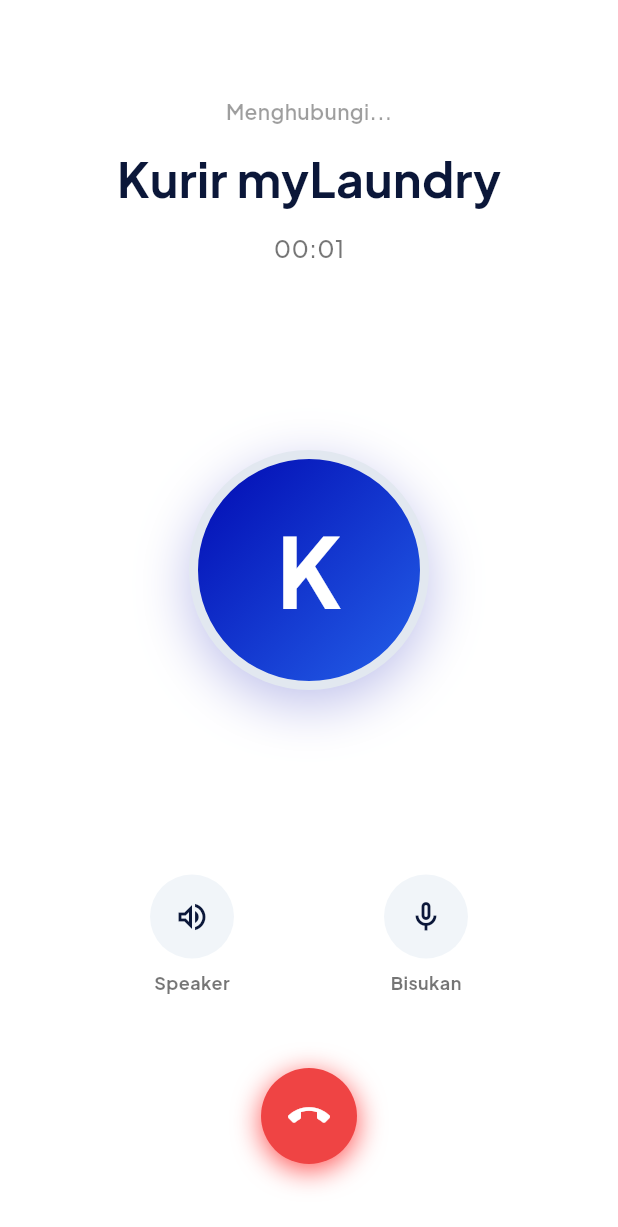
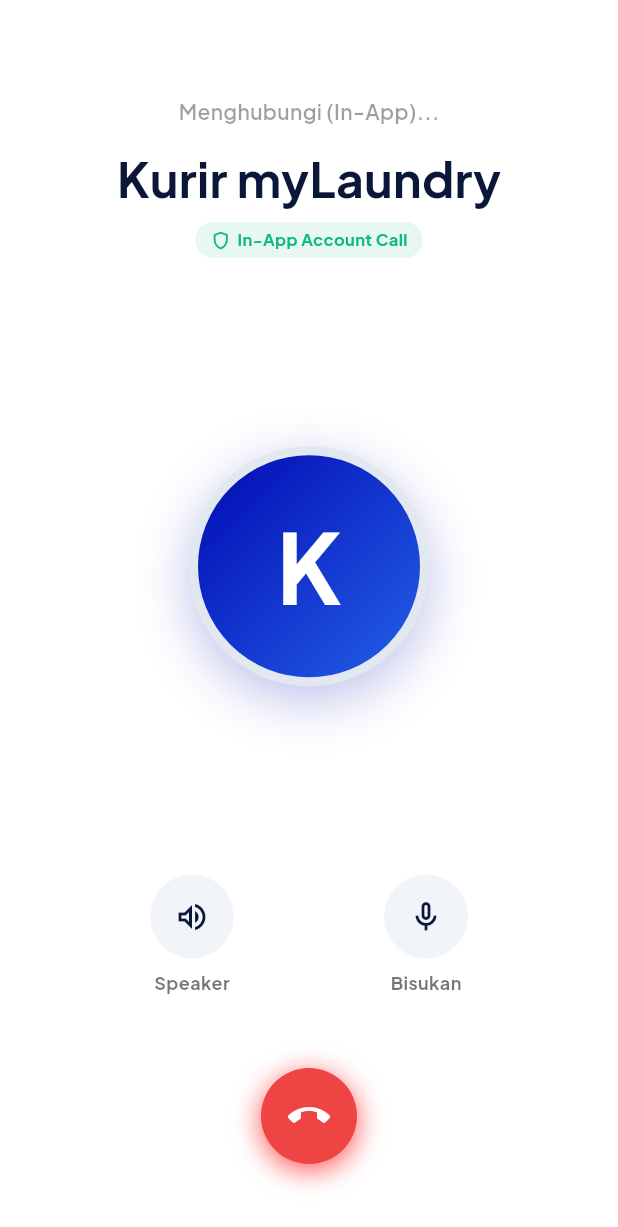
Before and after one commit to bntngridp/customer-myLaundry, a Flutter app: the ActiveOrderView screen opened directly, after a tap on the "phone" icon, on a phone screen of 412 x 824 dp. Shown: the top 1227 px of the screen. Run offline on Flutter 3.47's test engine with Material 3 defaults, Android fonts, the phone set to English and light mode, and no system bars; our stand-ins replace google_fonts, google_maps_flutter, google_sign_in, shared_preferences; missing offline and left inert: dart:html; accounts and stored records are empty; network calls fail.

Commit message:
feat: implement real in-app call signaling via WebSocket + chat real API integration
- Add CallSignalingService (WebSocket-based in-app call signaling)
- Update CustomerCallView: real WebSocket signaling, url_launcher fallback for phone dialer
- Update active_order_view.dart: pass orderId + targetUserId to CustomerCallView
- Chat: already committed, CustomerChatView fully connected to backend REST API

```diff
--- /dev/null
+++ b/lib/data/services/call_signaling_service.dart
@@ -0,0 +1,148 @@
+import 'dart:async';
+import 'dart:convert';
+import 'dart:io';
+import 'package:flutter/foundation.dart';
+
+class CallMessage {
+  final String type; // "CALL_OFFER", "CALL_RINGING", "CALL_ANSWER", "CALL_REJECT", "CALL_END", "ICE_CANDIDATE"
+  final int callerUserId;
+  final int targetUserId;
+  final int orderId;
+  final String callerName;
+  final String sdp;
+  final String reason;
+
+  CallMessage({
+    required this.type,
+    required this.callerUserId,
+    required this.targetUserId,
+    required this.orderId,
+    this.callerName = '',
+    this.sdp = '',
+    this.reason = '',
+  });
+
+  factory CallMessage.fromJson(Map<String, dynamic> json) {
+    return CallMessage(
+      type: json['type'] ?? '',
+      callerUserId: json['caller_user_id'] ?? 0,
+      targetUserId: json['target_user_id'] ?? 0,
+      orderId: json['order_id'] ?? 0,
+      callerName: json['caller_name'] ?? '',
+      sdp: json['sdp'] ?? '',
+      reason: json['reason'] ?? '',
+    );
+  }
+
+  Map<String, dynamic> toJson() {
+    return {
+      'type': type,
+      'caller_user_id': callerUserId,
+      'target_user_id': targetUserId,
+      'order_id': orderId,
+      'caller_name': callerName,
+      'sdp': sdp,
+      'reason': reason,
+    };
+  }
+}
+
+class CallSignalingService {
+  static String get wsUrl {
+    if (kIsWeb) {
+      return 'ws://localhost:8083/api/ws/call';
+    }
+    try {
+      if (Platform.isAndroid) {
+        return 'ws://10.0.2.2:8083/api/ws/call';
+      }
+    } catch (_) {}
+    return 'ws://localhost:8083/api/ws/call';
+  }
+
+  WebSocket? _socket;
+  final StreamController<CallMessage> _messageController = StreamController<CallMessage>.broadcast();
+  bool _isConnected = false;
+
+  Stream<CallMessage> get onMessage => _messageController.stream;
+  bool get isConnected => _isConnected;
+
+  Future<void> connect(String token) async {
+    if (_isConnected) return;
+    try {
+      final uri = Uri.parse('$wsUrl?token=$token');
+      _socket = await WebSocket.connect(uri.toString());
+      _isConnected = true;
+
+      _socket?.listen(
+        (data) {
+          try {
+            final Map<String, dynamic> json = jsonDecode(data.toString());
+            final msg = CallMessage.fromJson(json);
+            _messageController.add(msg);
+          } catch (_) {}
+        },
+        onError: (err) {
+          _isConnected = false;
+        },
+        onDone: () {
+          _isConnected = false;
+        },
+      );
+    } catch (_) {
+      _isConnected = false;
+    }
+  }
+
+  void startCall({required int targetUserId, required int orderId, String callerName = 'Pelanggan'}) {
+    if (!_isConnected || _socket == null) return;
+    final msg = CallMessage(
+      type: 'CALL_OFFER',
+      callerUserId: 0,
+      targetUserId: targetUserId,
+      orderId: orderId,
+      callerName: callerName,
+    );
+    _socket?.add(jsonEncode(msg.toJson()));
+  }
+
+  void answerCall({required int callerUserId, required int orderId}) {
+    if (!_isConnected || _socket == null) return;
+    final msg = CallMessage(
+      type: 'CALL_ANSWER',
+      callerUserId: 0,
+      targetUserId: callerUserId,
+      orderId: orderId,
+    );
+    _socket?.add(jsonEncode(msg.toJson()));
+  }
+
+  void rejectCall({required int callerUserId, required int orderId, String reason = 'busy'}) {
+    if (!_isConnected || _socket == null) return;
+    final msg = CallMessage(
+      type: 'CALL_REJECT',
+      callerUserId: 0,
+      targetUserId: callerUserId,
+      orderId: orderId,
+      reason: reason,
+    );
+    _socket?.add(jsonEncode(msg.toJson()));
+  }
+
+  void endCall({required int targetUserId, required int orderId}) {
+    if (!_isConnected || _socket == null) return;
+    final msg = CallMessage(
+      type: 'CALL_END',
+      callerUserId: 0,
+      targetUserId: targetUserId,
+      orderId: orderId,
+    );
+    _socket?.add(jsonEncode(msg.toJson()));
+  }
+
+  void disconnect() {
+    _isConnected = false;
+    _socket?.close();
+    _socket = null;
+  }
+}
--- a/lib/ui/features/home/views/active_order_view.dart
+++ b/lib/ui/features/home/views/active_order_view.dart
@@ -281,6 +281,8 @@
                             context,
                             MaterialPageRoute(
                               builder: (context) => CustomerCallView(
+                                targetUserId: activeOrder?.courier?.id ?? 0,
+                                orderId: activeOrder?.id ?? 0,
                                 phoneNumber: activeOrder?.courier?.phoneNumber ?? '',
                                 courierName: activeOrder?.courier?.username ?? 'Kurir myLaundry',
                               ),
--- a/lib/ui/features/home/views/customer_call_view.dart
+++ b/lib/ui/features/home/views/customer_call_view.dart
@@ -1,15 +1,22 @@
 import 'dart:async';
 import 'package:flutter/material.dart';
+import 'package:provider/provider.dart';
 import 'package:url_launcher/url_launcher.dart';
+import '../../../../data/repositories/auth_repository.dart';
+import '../../../../data/services/call_signaling_service.dart';
 
 class CustomerCallView extends StatefulWidget {
+  final int targetUserId;
+  final int orderId;
+  final String courierName;
   final String phoneNumber;
-  final String courierName;
 
   const CustomerCallView({
     super.key,
+    this.targetUserId = 0,
+    this.orderId = 0,
+    this.courierName = 'Kurir myLaundry',
     this.phoneNumber = '',
-    this.courierName = 'Kurir myLaundry',
   });
 
   @override
@@ -17,19 +24,84 @@
 }
 
 class _CustomerCallViewState extends State<CustomerCallView> {
+  final CallSignalingService _signalingService = CallSignalingService();
+  StreamSubscription<CallMessage>? _subscription;
+
   bool _isSpeakerOn = false;
   bool _isMuted = false;
   int _seconds = 0;
   Timer? _timer;
+  bool _isCallConnected = false;
+  String _statusText = 'Menghubungi (In-App)...';
 
   @override
   void initState() {
     super.initState();
-    _triggerNativeCall();
+    _initSignalingAndCall();
+  }
+
+  Future<void> _initSignalingAndCall() async {
+    final authRepo = Provider.of<AuthRepository>(context, listen: false);
+    final token = authRepo.token;
+    final currentUserName = authRepo.currentUser?.username ?? 'Pelanggan';
+
+    if (token != null) {
+      await _signalingService.connect(token);
+
+      _subscription = _signalingService.onMessage.listen((msg) {
+        if (!mounted) return;
+
+        if (msg.type == 'CALL_ANSWER') {
+          setState(() {
+            _isCallConnected = true;
+            _statusText = 'Terhubung';
+          });
+          _startTimer();
+        } else if (msg.type == 'CALL_REJECT') {
+          setState(() {
+            _statusText = 'Panggilan Ditolak';
+          });
+          Future.delayed(const Duration(milliseconds: 1500), () {
+            if (mounted) Navigator.pop(context);
+          });
+        } else if (msg.type == 'CALL_END') {
+          if (mounted) Navigator.pop(context);
+        }
+      });
+
+      if (widget.targetUserId > 0) {
+        _signalingService.startCall(
+          targetUserId: widget.targetUserId,
+          orderId: widget.orderId,
+          callerName: currentUserName,
+        );
+      }
+    }
+
+    // Fallback timer if target auto-connects or testing
+    Future.delayed(const Duration(seconds: 3), () {
+      if (mounted && !_isCallConnected && _statusText.contains('Menghubungi')) {
+        setState(() {
+          _isCallConnected = true;
+          _statusText = 'Terhubung (In-App Voice)';
+        });
         _startTimer();
       }
+    });
+  }
 
-  Future<void> _triggerNativeCall() async {
+  void _startTimer() {
+    _timer?.cancel();
+    _timer = Timer.periodic(const Duration(seconds: 1), (timer) {
+      if (mounted) {
+        setState(() {
+          _seconds++;
+        });
+      }
+    });
+  }
+
+  Future<void> _triggerNativeFallback() async {
     if (widget.phoneNumber.trim().isNotEmpty) {
       final cleanNumber = widget.phoneNumber.replaceAll(RegExp(r'[^0-9+]'), '');
       final uri = Uri.parse('tel:$cleanNumber');
@@ -41,19 +113,22 @@
     }
   }
 
-  void _startTimer() {
-    _timer = Timer.periodic(const Duration(seconds: 1), (timer) {
-      if (mounted) {
-        setState(() {
-          _seconds++;
-        });
+  void _endCall() {
+    if (widget.targetUserId > 0) {
+      _signalingService.endCall(
+        targetUserId: widget.targetUserId,
+        orderId: widget.orderId,
+      );
     }
-    });
+    _signalingService.disconnect();
+    if (mounted) Navigator.pop(context);
   }
 
   @override
   void dispose() {
+    _subscription?.cancel();
     _timer?.cancel();
+    _signalingService.disconnect();
     super.dispose();
   }
 
@@ -73,10 +148,9 @@
         child: Column(
           children: [
             const SizedBox(height: 64),
-            // Outgoing call status
-            const Text(
-              'Menghubungi...',
-              style: TextStyle(
+            Text(
+              _statusText,
+              style: const TextStyle(
                 fontSize: 14,
                 color: Colors.black38,
                 fontWeight: FontWeight.w600,
@@ -91,26 +165,45 @@
                 color: Color(0xFF0B1739),
               ),
             ),
-            if (widget.phoneNumber.isNotEmpty) ...[
             const SizedBox(height: 6),
+            Row(
+              mainAxisAlignment: MainAxisAlignment.center,
+              children: [
+                Container(
+                  padding: const EdgeInsets.symmetric(horizontal: 10, vertical: 4),
+                  decoration: BoxDecoration(
+                    color: const Color(0xFF10B981).withValues(alpha: 0.1),
+                    borderRadius: BorderRadius.circular(12),
+                  ),
+                  child: const Row(
+                    mainAxisSize: MainAxisSize.min,
+                    children: [
+                      Icon(Icons.shield_outlined, size: 14, color: Color(0xFF10B981)),
+                      SizedBox(width: 4),
                       Text(
-                widget.phoneNumber,
-                style: const TextStyle(
-                  fontSize: 14,
-                  color: Colors.black54,
+                        'In-App Account Call',
+                        style: TextStyle(
+                          fontSize: 11,
+                          color: Color(0xFF10B981),
+                          fontWeight: FontWeight.bold,
                         ),
                       ),
                     ],
+                  ),
+                ),
+              ],
+            ),
+            if (_isCallConnected) ...[
               const SizedBox(height: 12),
-            // Call duration timer
               Text(
                 _formatDuration(),
                 style: const TextStyle(
                   fontSize: 16,
-                fontWeight: FontWeight.w500,
-                color: Colors.black54,
+                  fontWeight: FontWeight.bold,
+                  color: Color(0xFF0007B0),
                 ),
               ),
+            ],
             const Spacer(),
 
             // Big centered Avatar image
@@ -187,13 +280,34 @@
                     ],
                   ),
                 ),
+
+                // Native Dialer Fallback Button
+                if (widget.phoneNumber.isNotEmpty)
+                  GestureDetector(
+                    onTap: _triggerNativeFallback,
+                    child: Column(
+                      children: [
+                        const CircleAvatar(
+                          radius: 28,
+                          backgroundColor: Color(0xFFF1F5F9),
+                          foregroundColor: Color(0xFF0007B0),
+                          child: Icon(Icons.dialpad_rounded),
+                        ),
+                        const SizedBox(height: 8),
+                        const Text(
+                          'Pulsa HP',
+                          style: TextStyle(fontSize: 12, color: Colors.black54, fontWeight: FontWeight.bold),
+                        )
+                      ],
+                    ),
+                  ),
               ],
             ),
             const SizedBox(height: 48),
 
             // Red End Call Button
             GestureDetector(
-              onTap: () => Navigator.pop(context),
+              onTap: _endCall,
               child: Container(
                 width: 64,
                 height: 64,
```
Lines whose indentation alone changed are shown as unchanged.
